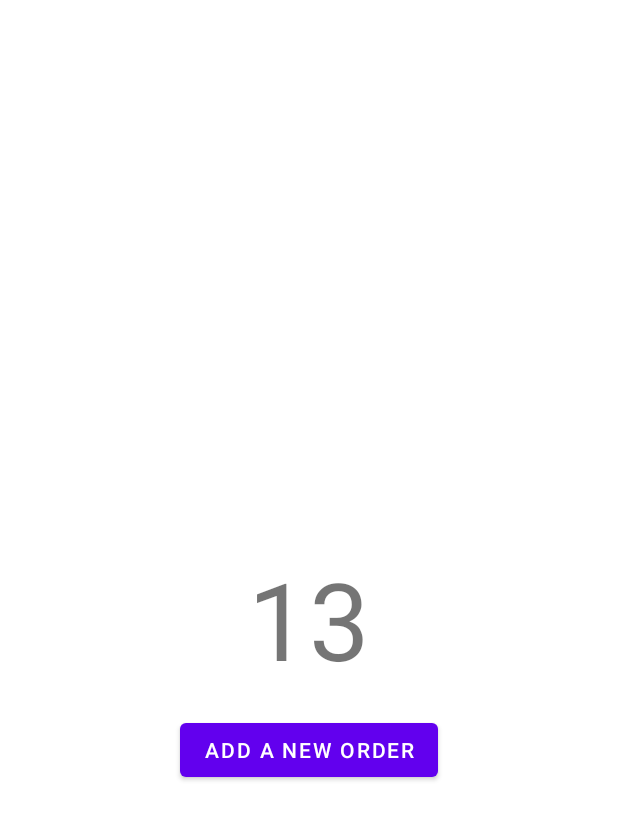
After one commit to yalexaner/items, an Android app: the layout fragment_items.xml on its own in the app's theme, with its tools: preview values and no code run, on a phone screen of 412 x 824 dp. The commit adds this screen. Shown: the top 820 px of the screen. Run offline under Robolectric (Android 15) with nearby library versions, the phone set to English and light mode, and no system bars.

Commit message:
moving main screen to its own Fragment

```diff
--- a/app/src/main/java/yalexaner/items/MainViewModel.kt
+++ b/app/src/main/java/yalexaner/items/data/ItemsViewModel.kt
@@ -1,10 +1,10 @@
-package yalexaner.items
+package yalexaner.items.data
 
 import androidx.lifecycle.LiveData
 import androidx.lifecycle.MutableLiveData
 import androidx.lifecycle.ViewModel
 
-class MainViewModel : ViewModel() {
+class ItemsViewModel : ViewModel() {
     private var _items = MutableLiveData(0)
 
     val items: LiveData<Int> = _items
--- /dev/null
+++ b/app/src/main/res/layout/fragment_items.xml
@@ -0,0 +1,42 @@
+<?xml version="1.0" encoding="utf-8"?>
+<layout xmlns:android="http://schemas.android.com/apk/res/android"
+    xmlns:app="http://schemas.android.com/apk/res-auto"
+    xmlns:tools="http://schemas.android.com/tools">
+
+    <data>
+
+        <variable
+            name="viewModel"
+            type="yalexaner.items.data.ItemsViewModel" />
+    </data>
+
+    <androidx.constraintlayout.widget.ConstraintLayout
+        android:layout_width="match_parent"
+        android:layout_height="match_parent">
+
+        <TextView
+            android:id="@+id/items"
+            android:layout_width="wrap_content"
+            android:layout_height="wrap_content"
+            android:text="@{Integer.toString(viewModel.items)}"
+            android:textSize="@dimen/items_count_size"
+            app:layout_constraintBottom_toBottomOf="parent"
+            app:layout_constraintEnd_toEndOf="parent"
+            app:layout_constraintStart_toStartOf="parent"
+            app:layout_constraintTop_toTopOf="parent"
+            tools:text="13" />
+
+        <Button
+            android:id="@+id/add_new_order"
+            android:layout_width="wrap_content"
+            android:layout_height="wrap_content"
+            android:onClick="@{() -> viewModel.addItems(7)}"
+            android:text="@string/add_a_new_order"
+            app:layout_constraintBottom_toBottomOf="parent"
+            app:layout_constraintEnd_toEndOf="@+id/items"
+            app:layout_constraintStart_toStartOf="@+id/items"
+            app:layout_constraintTop_toBottomOf="@+id/items"
+            app:layout_constraintVertical_bias="0.048" />
+
+    </androidx.constraintlayout.widget.ConstraintLayout>
+</layout>
--- a/app/src/main/res/values/dimens.xml
+++ b/app/src/main/res/values/dimens.xml
@@ -1,3 +1,4 @@
 <resources>
     <dimen name="fab_margin">16dp</dimen>
+    <dimen name="items_count_size">72sp</dimen>
 </resources>
```
Also changed, not shown: app/src/main/java/yalexaner/items/MainActivity.kt (+1 -9 lines), app/src/main/java/yalexaner/items/ui/ItemsFragment.kt (added, +28 -0 lines), app/src/main/res/layout/activity_main.xml (+5 -42 lines).
